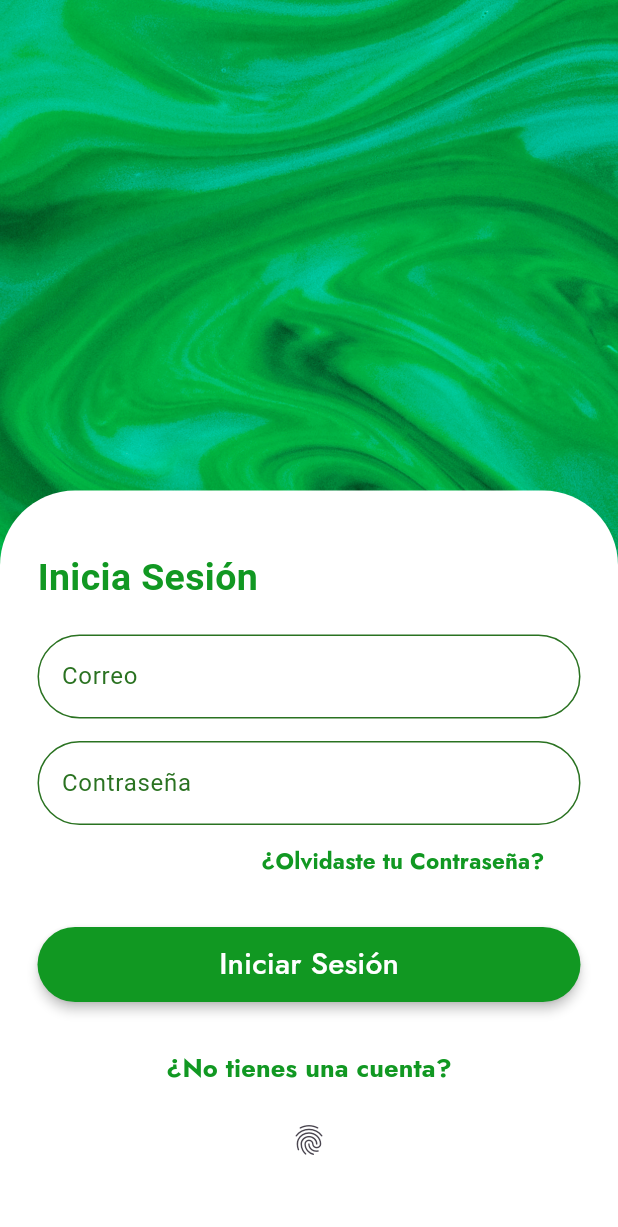
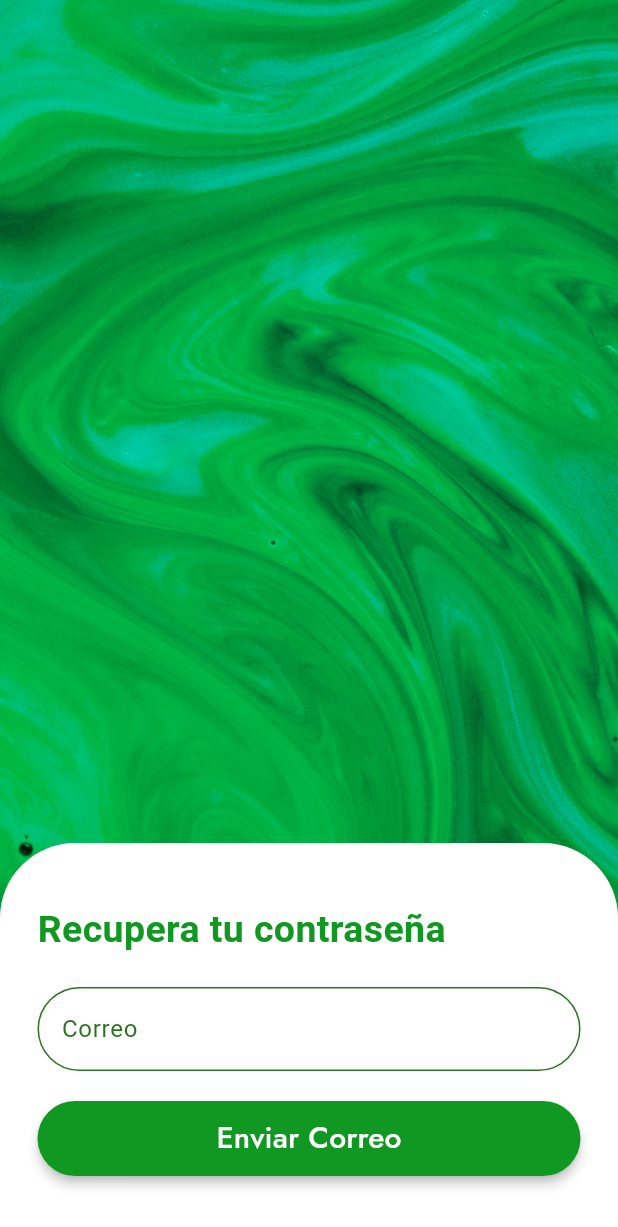
Before and after one commit to DPooL2004/GetFunds, a Flutter app: the Login screen opened directly, after a tap on "¿Olvidaste tu Contraseña?", on a phone screen of 412 x 824 dp. Shown: the top 1227 px of the screen. Run offline on Flutter 3.47's test engine with Material 3 defaults, Android fonts, the phone set to English and light mode, and no system bars; our stand-ins replace animated_splash_screen, cloud_firestore, firebase_auth, firebase_core, fluttertoast, local_auth and 1 more; accounts and stored records are empty.

Commit message:
Añado recuperación y valdiacon de contraseña

```diff
--- a/lib/formularios/login.dart
+++ b/lib/formularios/login.dart
@@ -1,6 +1,7 @@
 import 'package:flutter/material.dart';
 import 'package:flutter/services.dart';
 import 'package:getfunds/colores.dart';
+import 'package:getfunds/formularios/recuperar_Contrase%C3%B1a.dart';
 import 'package:getfunds/formularios/register.dart';
 import 'package:getfunds/formularios/usuarios.dart';
 import 'package:getfunds/vistas/ahorro.dart';
@@ -189,7 +190,11 @@ class _LoginState extends State<Login> {
                             style: FilledButton.styleFrom(
                                 backgroundColor: Colors.transparent
                             ),
-                            onPressed: (){},
+                            onPressed: (){
+                              Navigator.push(context,
+                                  MaterialPageRoute(builder: (context)=>Recuperacion())
+                              );
+                            },
                             child: Text("¿Olvidaste tu Contraseña?",
                               style: TextStyle(
                                   color: colorPrincipal,
--- a/lib/formularios/recuperar_Contraseña.dart
+++ b/lib/formularios/recuperar_Contraseña.dart
@@ -0,0 +1,165 @@
+import 'package:firebase_auth/firebase_auth.dart';
+import 'package:fluttertoast/fluttertoast.dart';
+import 'package:flutter/material.dart';
+import 'package:getfunds/colores.dart';
+import 'package:getfunds/formularios/login.dart';
+import 'package:getfunds/formularios/usuarios.dart';
+
+class Recuperacion extends StatefulWidget {
+
+  @override
+  State<Recuperacion> createState() => _RecuperacionState();
+}
+
+class _RecuperacionState extends State<Recuperacion> {
+
+  Usuarios mial = Usuarios();
+
+  final _formKey = GlobalKey<FormState>();
+  final _emailController = TextEditingController();
+
+  void dispose(){
+    _emailController.dispose();
+    super.dispose();
+  }
+
+  @override
+  Widget build(BuildContext context) {
+    return Scaffold(
+      body: Container(
+        width: MediaQuery.of(context).size.width*1,
+        height: MediaQuery.of(context).size.height*1,
+        decoration: BoxDecoration(
+            image: DecorationImage(
+                image: AssetImage('img/Fondo_Verde.jpg'),
+                fit: BoxFit.cover
+            )
+        ),
+        child: Column(
+          mainAxisAlignment: MainAxisAlignment.end,
+          children: [
+            Container(
+              decoration: BoxDecoration(
+                  color: Colors.white,
+                  borderRadius: BorderRadius.only(
+                      topLeft: Radius.circular(50),
+                      topRight: Radius.circular(50)
+                  )
+              ),
+              child: Padding(
+                padding: const EdgeInsets.only(left: 25, right: 25, top: 40, bottom: 40),
+                child: Column(
+                  mainAxisAlignment: MainAxisAlignment.center,
+                  children: [
+                    Row(
+                      children: [
+                        Text('Recupera tu contraseña',
+                          style: TextStyle(
+                              color: colorPrincipal,
+                              fontSize: 25,
+                              fontWeight: FontWeight.bold
+                          ),
+                        )
+                      ],
+                    ),
+                    SizedBox(
+                      height: 20,
+                    ),
+                    Form(
+                      key: _formKey,
+                      child: Column(
+                        children: [
+                          Container(
+                            width: MediaQuery.of(context).size.width*1,
+                            child: TextFormField(
+                              controller: _emailController,
+                              cursorColor: colorSecundario,
+                              decoration: InputDecoration(
+                                labelText: 'Correo',
+                                labelStyle: TextStyle(color: colorSecundario),
+                                focusedBorder: OutlineInputBorder(
+                                    borderSide: BorderSide(color: colorSecundario),
+                                    borderRadius: BorderRadius.circular(50)
+                                ),
+                                enabledBorder: OutlineInputBorder(
+                                    borderRadius:BorderRadius.circular(50),
+                                    borderSide: BorderSide(color: colorSecundario)
+                                ),
+                              ),
+                              validator: (value){
+                                if(value==null||value.isEmpty)
+                                  return 'Ingrese su Correo';
+                                else{
+                                  return null;
+                                }
+                              },
+                            ),
+                          ),
+                        ],
+                      ),
+                    ),
+                    SizedBox(
+                      height: 20,
+                    ),
+                    Column(
+                      children: [
+                        Container(
+                          width: MediaQuery.of(context).size.width*1,
+                          height: 50,
+                          child: ElevatedButton(
+                            style: ElevatedButton.styleFrom(
+                                backgroundColor: colorPrincipal,
+                                elevation: 3
+                            ),
+                            onPressed: (){
+                              ResetPassword();
+                            },
+                            child: Text("Enviar Correo",
+                              style: TextStyle(
+                                  color: Colors.white,
+                                  fontSize: 20,
+                                  fontWeight: FontWeight.w500,
+                                  fontFamily: 'Jost'
+                              ),
+                            ),
+                          ),
+                        ),
+
+                      ],
+                    )
+                  ],
+                ),
+              ),
+            ),
+          ],
+        ),
+      ),
+    );
+  }
+  Future ResetPassword()async{
+    try{
+      await FirebaseAuth.instance.sendPasswordResetEmail(email: _emailController.text.trim());
+      Navigator.of(context).popUntil((route) => route.isActive);
+      Fluttertoast.showToast(
+          msg: 'Correo Enviado',
+        toastLength: Toast.LENGTH_SHORT,
+        gravity: ToastGravity.BOTTOM,
+        backgroundColor: colorPrincipal,
+        textColor: Colors.white
+      );
+      Navigator.push(context,
+          MaterialPageRoute(builder: (contexr)=>Login())
+      );
+    }on FirebaseAuthException catch(e){
+      print(e);
+      Navigator.of(context).pop();
+      Fluttertoast.showToast(
+          msg: 'Correo no válido',
+          toastLength: Toast.LENGTH_SHORT,
+          gravity: ToastGravity.BOTTOM,
+          backgroundColor: Colors.red,
+          textColor: Colors.white
+      );
+    }
+  }
+}
```
Also changed, not shown: lib/formularios/register.dart (+33 -8 lines), lib/formularios/usuarios.dart (+7 -4 lines), 1 other file.
